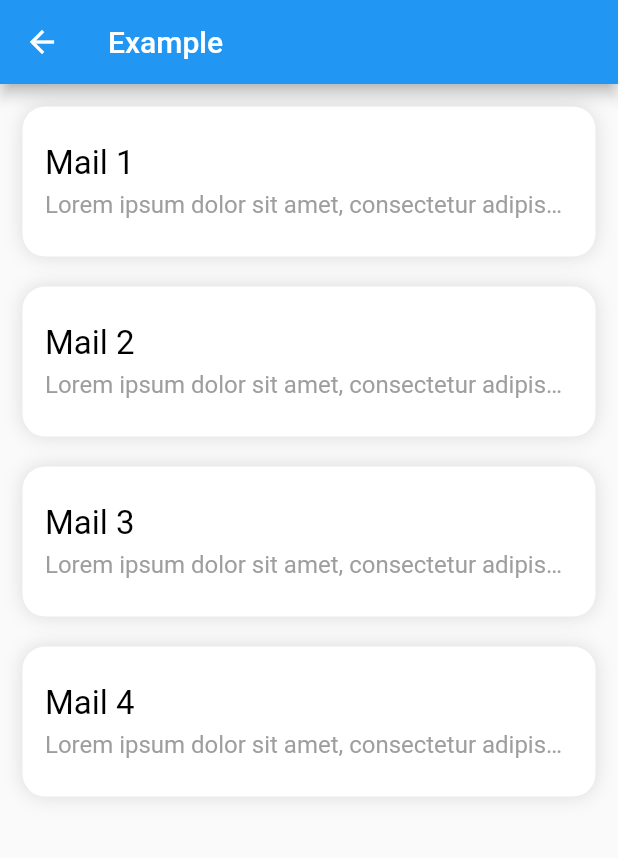
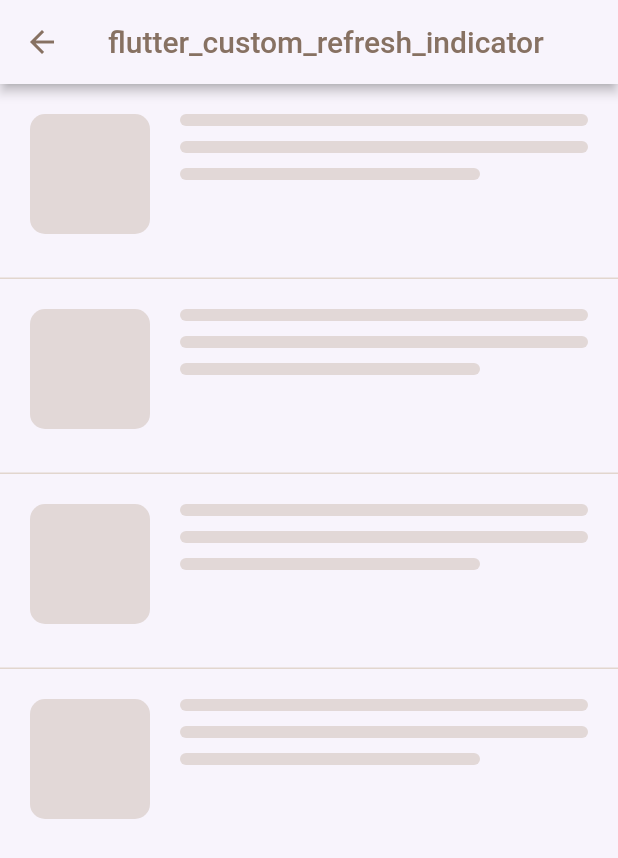
Before and after one commit to gonuit/flutter-custom-refresh-indicator, a Flutter app: the screen it shows after launch, after a tap on "Simple", on a phone screen of 412 x 824 dp. Shown: the top 858 px of the screen. Run offline on Flutter 3.47's test engine with Material 2 defaults, Android fonts, the phone set to English and light mode, and no system bars; our stand-ins replace confetti.

Commit message:
Refactor example indicator screen

```diff
--- a/example/lib/indicators/custom_indicator.dart
+++ b/example/lib/indicators/custom_indicator.dart
@@ -1,10 +1,10 @@
 import 'package:custom_refresh_indicator/custom_refresh_indicator.dart';
 
-class CustomIndicator {
+class CustomIndicatorConfig {
   final IndicatorBuilder indicatorBuilder;
   final ChildTransformBuilder childTransformBuilder;
 
-  const CustomIndicator({
+  const CustomIndicatorConfig({
     this.indicatorBuilder,
     this.childTransformBuilder,
   });
--- a/example/lib/indicators/emoji_indicator.dart
+++ b/example/lib/indicators/emoji_indicator.dart
@@ -30,10 +30,8 @@ class _ConfettiLayerState extends State<ConfettiLayer> {
       _loading = widget.data.isLoading;
 
       if (_loading) {
-        print("PLAY");
         _controller.play();
       } else {
-        print("STOP");
         _controller.stop();
       }
     }
@@ -59,7 +57,7 @@ class _ConfettiLayerState extends State<ConfettiLayer> {
   }
 }
 
-final emojiIndicator = CustomIndicator(
+final emojiIndicator = CustomIndicatorConfig(
   indicatorBuilder: (context, data) => PositionedIndicatorContainer(
     data: data,
     child: AnimatedBuilder(
--- a/example/lib/indicators/simple_indicator.dart
+++ b/example/lib/indicators/simple_indicator.dart
@@ -47,7 +47,7 @@ class SimpleIndicatorContent extends StatelessWidget {
   }
 }
 
-final simpleIndicator = CustomIndicator(
+final simpleIndicator = CustomIndicatorConfig(
   indicatorBuilder: (context, data) => PositionedIndicatorContainer(
     data: data,
     child: SimpleIndicatorContent(
@@ -56,7 +56,7 @@ final simpleIndicator = CustomIndicator(
   ),
 );
 
-final simpleIndicatorWithOpacity = CustomIndicator(
+final simpleIndicatorWithOpacity = CustomIndicatorConfig(
   childTransformBuilder: (context, child, data) => AnimatedBuilder(
     child: child,
     animation: data,
--- a/example/lib/screens/example_indicator_screen.dart
+++ b/example/lib/screens/example_indicator_screen.dart
@@ -2,22 +2,27 @@ import 'package:custom_refresh_indicator/custom_refresh_indicator.dart';
 import 'package:example/indicators/custom_indicator.dart';
 import 'package:flutter/material.dart';
 
-const _loremIpsum = "Lorem ipsum dolor sit amet, consectetur adipiscing elit. "
-    "Mauris tristique sit amet mauris eget vehicula. Cras dignissim dolor non "
-    "sagittis laoreet. Nunc faucibus placerat est. Etiam ut sem sed leo efficitur"
-    " tincidunt nec sed orci. Maecenas consectetur nunc nec dolor ornare mollis."
-    " Sed in sodales lacus. Etiam ac diam ac massa ultrices commodo. Quisque "
-    "sagittis justo in dolor viverra sodales. Aliquam consequat purus velit, "
-    "quis vehicula ligula lacinia vitae.";
+const _backgroundColor = Color(0xFFf8f4fc);
 
 class ExampleIndicatorScreen extends StatelessWidget {
   @override
   Widget build(BuildContext context) {
-    final CustomIndicator customIndicator =
+    final CustomIndicatorConfig customIndicator =
         ModalRoute.of(context).settings.arguments;
     return Scaffold(
+      backgroundColor: _backgroundColor,
       appBar: AppBar(
-        title: Text("Example"),
+        iconTheme: IconThemeData(
+          color: const Color(0xff877162),
+        ),
+        backgroundColor: _backgroundColor,
+        title: Text(
+          "flutter_custom_refresh_indicator",
+          style: TextStyle(
+            color: const Color(0xff877162),
+          ),
+        ),
+        elevation: 3,
       ),
       body: SafeArea(
         child: CustomRefreshIndicator(
@@ -27,14 +32,14 @@ class ExampleIndicatorScreen extends StatelessWidget {
           indicatorBuilder: customIndicator.indicatorBuilder,
           onRefresh: () => Future.delayed(const Duration(seconds: 2)),
           child: ListView.separated(
-            padding: const EdgeInsets.all(15),
-            itemBuilder: (BuildContext context, int index) => Element(
-              label: "Mail ${index + 1}",
-              content: _loremIpsum,
-            ),
+            itemBuilder: (BuildContext context, int index) => Element(),
             itemCount: 4,
             separatorBuilder: (BuildContext context, int index) =>
-                const SizedBox(height: 20),
+                const Divider(
+              height: 0,
+              color: Color(0xFFe2d6ce),
+              thickness: 1,
+            ),
           ),
         ),
       ),
@@ -43,41 +48,63 @@ class ExampleIndicatorScreen extends StatelessWidget {
 }
 
 class Element extends StatelessWidget {
-  final String label;
-  final String content;
-
-  const Element({
-    @required this.label,
-    @required this.content,
-  });
+  const Element();
 
   @override
   Widget build(BuildContext context) {
     return Container(
       alignment: Alignment.centerLeft,
-      padding: const EdgeInsets.all(15),
-      height: 100,
+      padding: const EdgeInsets.all(20),
       decoration: BoxDecoration(
-        color: Colors.white,
-        borderRadius: BorderRadius.circular(15),
-        boxShadow: [BoxShadow(blurRadius: 10, color: Colors.black12)],
+        color: _backgroundColor,
       ),
-      child: Column(
-        mainAxisSize: MainAxisSize.min,
+      child: Row(
         crossAxisAlignment: CrossAxisAlignment.start,
-        children: [
-          Text(
-            label,
-            style: TextStyle(fontSize: 22, color: Colors.black),
-          ),
-          SizedBox(height: 5),
-          Text(
-            content,
-            overflow: TextOverflow.ellipsis,
-            style: TextStyle(fontSize: 16, color: Colors.grey),
+        children: <Widget>[
+          FakeBox(height: 80, width: 80),
+          const SizedBox(width: 20),
+          Expanded(
+            child: Column(
+              mainAxisSize: MainAxisSize.min,
+              mainAxisAlignment: MainAxisAlignment.start,
+              crossAxisAlignment: CrossAxisAlignment.start,
+              children: [
+                FakeBox(height: 8, width: double.infinity),
+                FakeBox(height: 8, width: double.infinity),
+                FakeBox(height: 8, width: 200),
+              ],
+            ),
           ),
         ],
       ),
     );
   }
 }
+
+class FakeBox extends StatelessWidget {
+  const FakeBox({
+    Key key,
+    @required this.width,
+    @required this.height,
+  }) : super(key: key);
+
+  final double width;
+  final double height;
+
+  static const _boxDecoration = const BoxDecoration(
+    color: const Color(0xFFE2D8D7),
+    borderRadius: BorderRadius.all(
+      Radius.circular(10),
+    ),
+  );
+
+  @override
+  Widget build(BuildContext context) {
+    return Container(
+      margin: const EdgeInsets.only(bottom: 10),
+      width: width,
+      height: height,
+      decoration: _boxDecoration,
+    );
+  }
+}
```
